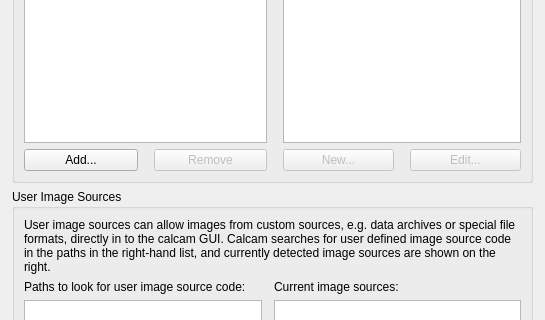
This is calcam/gui/settings.ui in euratom-software/calcam as Qt 5 draws it before an edit; both pictures show x 0 to 545 and y 128 to 448 of the 545 by 627 pixel window. The edited form follows.
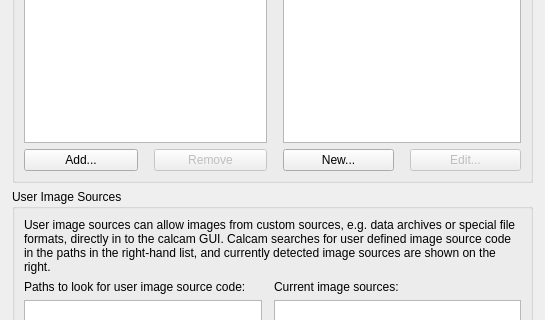
This is the edited form.

```diff
--- a/calcam/gui/settings.ui
+++ b/calcam/gui/settings.ui
@@ -60,7 +60,7 @@
        <item row="3" column="3">
         <widget class="QPushButton" name="new_model_button">
          <property name="enabled">
-          <bool>false</bool>
+          <bool>true</bool>
          </property>
          <property name="text">
           <string>New...</string>
```
